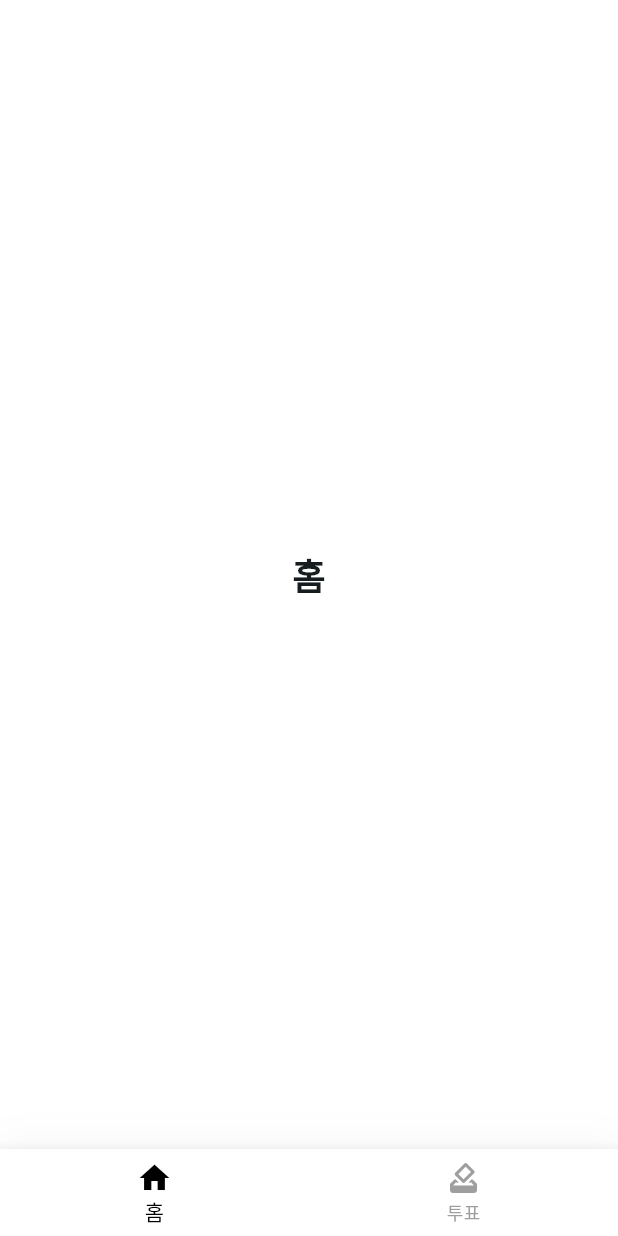
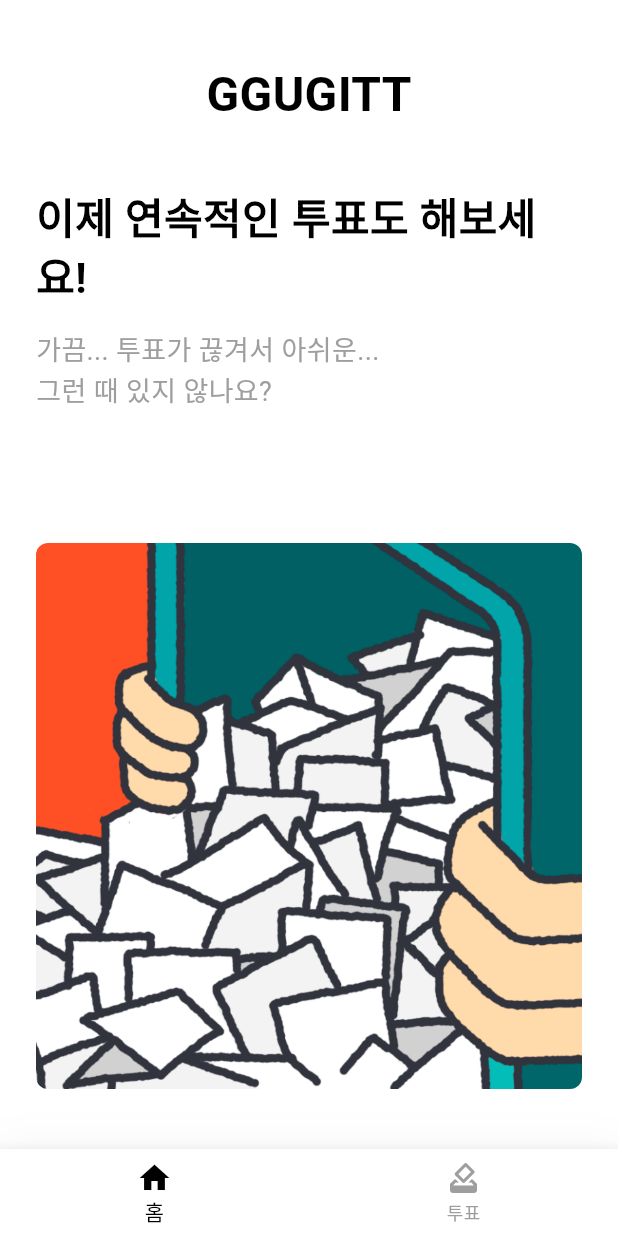
Before and after one commit to lbo728/ggugitt-app, a Flutter app: the screen it shows after launch, on a phone screen of 412 x 824 dp. Run offline on Flutter 3.47's test engine with Material 3 defaults, Android fonts, the light colour scheme and no system bars; our stand-ins replace webview_flutter.

Commit message:
feat(Home): Implement the same home screen as ggugitt

```diff
--- a/lib/main.dart
+++ b/lib/main.dart
@@ -1,6 +1,7 @@
 import 'package:flutter/material.dart';
 import 'package:flutter/services.dart';
 import 'widgets/vote_webview.dart';
+import 'widgets/home_screen.dart';
 
 void main() {
   runApp(const MyApp());
@@ -47,7 +48,6 @@ class _MainScreenState extends State<MainScreen> {
   @override
   void initState() {
     super.initState();
-    // 상태바 스타일 설정
     SystemChrome.setSystemUIOverlayStyle(
       const SystemUiOverlayStyle(
         statusBarColor: Colors.white,
@@ -106,27 +106,3 @@ class _MainScreenState extends State<MainScreen> {
     );
   }
 }
-
-class HomeScreen extends StatelessWidget {
-  const HomeScreen({
-    super.key,
-  });
-
-  @override
-  Widget build(BuildContext context) {
-    return const Scaffold(
-      backgroundColor: Colors.white,
-      body: SafeArea(
-        child: Center(
-          child: Text(
-            '홈',
-            style: TextStyle(
-              fontSize: 24,
-              fontWeight: FontWeight.bold,
-            ),
-          ),
-        ),
-      ),
-    );
-  }
-}
--- /dev/null
+++ b/lib/widgets/home_screen.dart
@@ -0,0 +1,103 @@
+import 'package:flutter/material.dart';
+
+class HomeScreen extends StatelessWidget {
+  const HomeScreen({
+    super.key,
+  });
+
+  @override
+  Widget build(BuildContext context) {
+    return const Scaffold(
+      backgroundColor: Colors.white,
+      body: SafeArea(
+        child: Padding(
+          padding: EdgeInsets.symmetric(
+            horizontal: 24.0,
+          ),
+          child: Column(
+            children: [
+              SizedBox(
+                height: 40,
+              ),
+              BrandingTitle(),
+              SizedBox(height: 40),
+              Expanded(
+                child: DescriptionSection(),
+              ),
+              HeroImage(),
+              SizedBox(height: 40),
+            ],
+          ),
+        ),
+      ),
+    );
+  }
+}
+
+class BrandingTitle extends StatelessWidget {
+  const BrandingTitle({super.key});
+
+  @override
+  Widget build(BuildContext context) {
+    return const Center(
+      child: Text(
+        'GGUGITT',
+        style: TextStyle(
+          fontSize: 32,
+          fontWeight: FontWeight.bold,
+          color: Colors.black,
+        ),
+      ),
+    );
+  }
+}
+
+class DescriptionSection extends StatelessWidget {
+  const DescriptionSection({super.key});
+
+  @override
+  Widget build(BuildContext context) {
+    return const Column(
+      crossAxisAlignment: CrossAxisAlignment.start,
+      children: [
+        Text(
+          '이제 연속적인 투표도 해보세요!',
+          style: TextStyle(
+            fontSize: 28,
+            fontWeight: FontWeight.bold,
+            color: Colors.black,
+            height: 1.3,
+          ),
+        ),
+        SizedBox(height: 16),
+        Text(
+          '가끔... 투표가 끊겨서 아쉬운...\n그런 때 있지 않나요?',
+          style: TextStyle(
+            fontSize: 18,
+            color: Colors.grey,
+            height: 1.4,
+          ),
+        ),
+      ],
+    );
+  }
+}
+
+class HeroImage extends StatelessWidget {
+  const HeroImage({super.key});
+
+  @override
+  Widget build(BuildContext context) {
+    return Container(
+      width: double.infinity,
+      height: MediaQuery.of(context).size.width - 48,
+      decoration: BoxDecoration(
+        borderRadius: BorderRadius.circular(8),
+        image: const DecorationImage(
+          image: AssetImage('assets/images/img-home.png'),
+          fit: BoxFit.cover,
+        ),
+      ),
+    );
+  }
+}
```
Also changed, not shown: assets/images/img-home.png (added).
